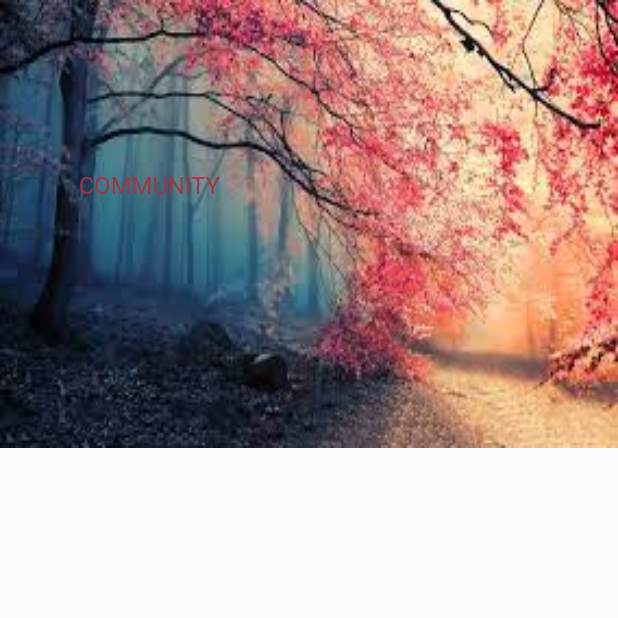
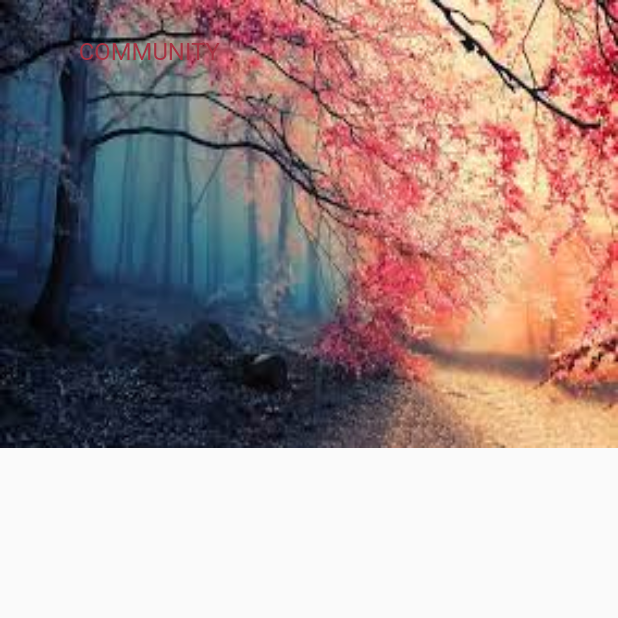
Before and after one commit to mk1799/flutter-animation, a Flutter app: the screen it shows after launch, on a phone screen of 412 x 824 dp, the top half of it. Run offline on Flutter 3.47's test engine with Material 2 defaults, Android fonts, the phone set to English and light mode, and no system bars; our stand-ins replace hexcolor.

Commit message:
- change responsive.dart

```diff
--- a/lib/main.dart
+++ b/lib/main.dart
@@ -1,7 +1,8 @@
 import 'package:flutter/material.dart';
 import 'package:flutter_animation/screens/Description.dart';
+import 'package:flutter_animation/utils/responsive.dart';
 
-void main(){
+void main() {
   runApp(MyApp());
 }
 
@@ -11,6 +12,7 @@ class MyApp extends StatelessWidget {
     return MaterialApp(
       title: "Flutter Animation",
       home: Description(),
+      navigatorKey: globalKey,
     );
   }
 }
--- a/lib/screens/Description.dart
+++ b/lib/screens/Description.dart
@@ -15,30 +15,40 @@ class _DescriptionState extends State<Description> {
         children: [
           SizedBox(
             width: double.infinity,
-            height: getSize(300, context),
+            height: getSize(
+              300,
+            ),
             child: FittedBox(
               child: Image.asset("asset/bg.jpg"),
               fit: BoxFit.fill,
             ),
           ),
           Positioned(
-            top: getSize(100, context),
-
+            top: getSize(
+              10,
+            ),
             child: Container(
-              width: getSize(200, context),
-              height: getSize(200, context),
+              width: getSize(
+                200,
+              ),
+              height: getSize(
+                200,
+              ),
               child: Padding(
                 padding: EdgeInsets.all(
-                  getSize(15, context),
+                  getSize(
+                    15,
+                  ),
                 ),
                 child: Column(
                   children: [
                     Text(
                       "Community".toUpperCase(),
                       style: TextStyle(
-                        fontSize: getSize(16, context),
-                        color: HexColor("#a83242")
-                      ),
+                          fontSize: getSize(
+                            16,
+                          ),
+                          color: HexColor("#a83242")),
                     )
                   ],
                 ),
--- a/lib/utils/responsive.dart
+++ b/lib/utils/responsive.dart
@@ -1,5 +1,35 @@
-import 'package:flutter/cupertino.dart';
+import 'package:flutter/material.dart';
 
-dynamic getSize(double px, BuildContext context) {
-  return px * (MediaQuery.of(context).size.width / 414);
+import '../main.dart';
+
+final GlobalKey<NavigatorState> globalKey = GlobalKey<NavigatorState>();
+
+dynamic getSize(double px) {
+  return px *
+      ((MathUtilities.screenWidth(globalKey.currentState.overlay.context)) / 414);
 }
+
+dynamic getFontSize(double px) {
+  return px *
+          (MathUtilities.screenWidth(globalKey.currentState.overlay.context) / 414) +
+      2;
+}
+
+dynamic getPercentageWidth(double percentage) {
+  return MathUtilities.screenWidth(globalKey.currentState.overlay.context) *
+      percentage /
+      100;
+}
+
+class MathUtilities {
+  static screenWidth(BuildContext context) => MediaQuery.of(context).size.width;
+
+  static screenHeight(BuildContext context) =>
+      MediaQuery.of(context).size.height;
+
+  static safeAreaTopHeight(BuildContext context) =>
+      MediaQuery.of(context).padding.top;
+
+  static safeAreaBottomHeight(BuildContext context) =>
+      MediaQuery.of(context).padding.bottom;
+}
```
Also changed, not shown: lib/utils/style.dart (added, +19 -0 lines).
